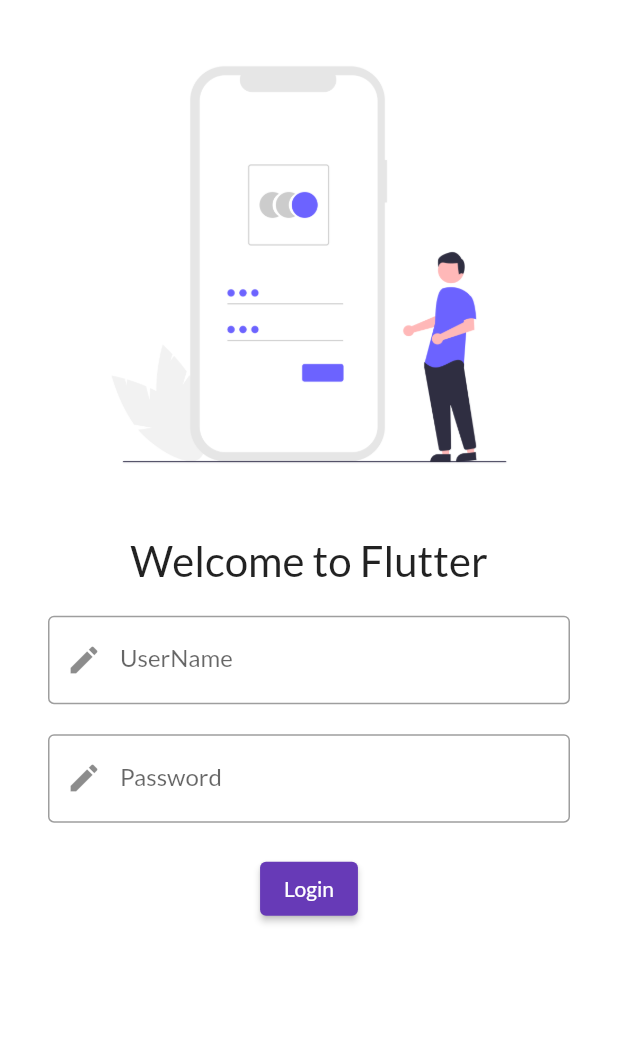
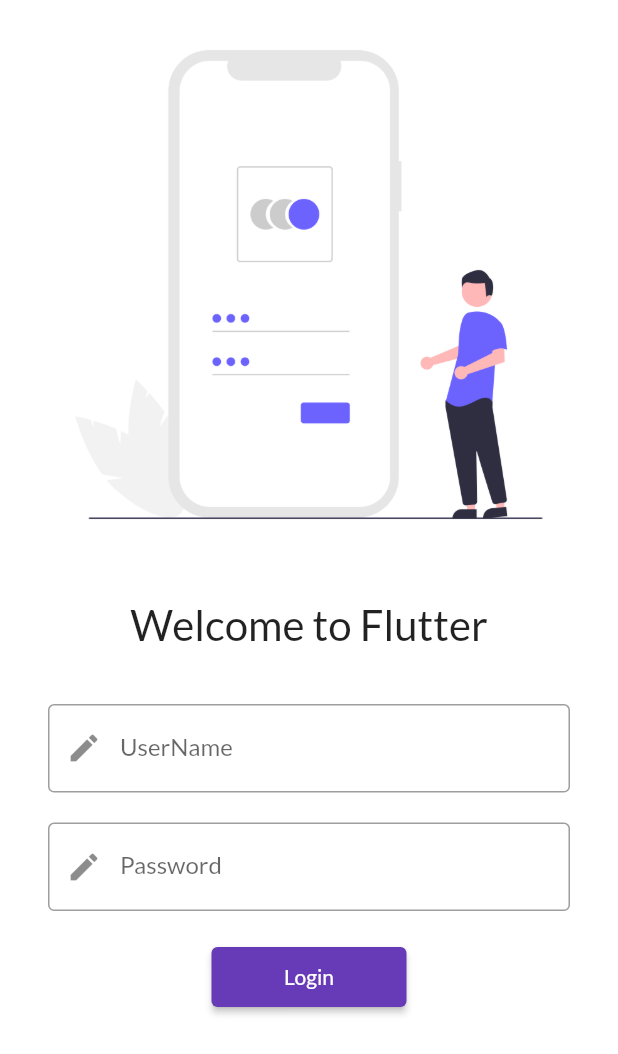
Before and after one commit to Zahedcse/flutter_app1, a Flutter app: the screen it shows after launch, on a phone screen of 412 x 824 dp. Shown: the top 1054 px of the screen. Run offline on Flutter 3.47's test engine with Material 2 defaults, Android fonts, the phone set to English and light mode, and no system bars; our stand-ins replace google_fonts.

Commit message:
day5 completed

```diff
--- a/lib/main.dart
+++ b/lib/main.dart
@@ -1,4 +1,5 @@
 import 'package:flutter/material.dart';
+import 'package:flutter_app1/utils/routes.dart';
 import 'screens/homepage.dart';
 import 'screens/login_page.dart';
 import 'screens/login.dart';
@@ -10,7 +11,6 @@ class MyApp extends StatelessWidget {
   @override
   Widget build(BuildContext context) {
     return MaterialApp(
-        debugShowCheckedModeBanner: false,
         themeMode: ThemeMode.light,
         theme: ThemeData(
           fontFamily: GoogleFonts.lato().fontFamily,
@@ -20,8 +20,8 @@ class MyApp extends StatelessWidget {
         initialRoute: "/login",
         routes: {
           "/": (context) => LoginPage(),
-          "/home": (context) => HomePage(),
-          "/login": (context) => Login(),
+          MyRoutes.homeRoute: (context) => HomePage(),
+          MyRoutes.loginRoute: (context) => Login(),
         });
   }
 }
--- a/lib/screens/login.dart
+++ b/lib/screens/login.dart
@@ -1,14 +1,12 @@
 import 'package:flutter/material.dart';
+import 'package:flutter_app1/utils/routes.dart';
 
 class Login extends StatelessWidget {
-  //const Login({Key? key}) : super(key: key);
-
   @override
   Widget build(BuildContext context) {
     return Material(
       color: Colors.white,
-      child: Padding(
-        padding: const EdgeInsets.symmetric(vertical: 16.0, horizontal: 32.0),
+      child: SingleChildScrollView(
         child: Column(
           children: [
             Image.asset(
@@ -25,6 +23,11 @@ class Login extends StatelessWidget {
             SizedBox(
               height: 20,
             ),
+            Padding(
+              padding:
+                  const EdgeInsets.symmetric(vertical: 16.0, horizontal: 32.0),
+              child: Column(
+                children: [
                   TextFormField(
                     decoration: InputDecoration(
                         labelText: 'UserName',
@@ -50,10 +53,12 @@ class Login extends StatelessWidget {
                   ),
                   ElevatedButton(
                       onPressed: () {
-                print('Clicked Login');
+                        Navigator.pushNamed(context, MyRoutes.homeRoute);
                       },
                       child: Text('Login'),
-              style: TextButton.styleFrom(),
+                      style: TextButton.styleFrom(minimumSize: Size(130, 40))),
+                ],
+              ),
             )
           ],
         ),
--- /dev/null
+++ b/lib/utils/routes.dart
@@ -0,0 +1,4 @@
+class MyRoutes {
+  static String loginRoute = "/login";
+  static String homeRoute = "/home";
+}
```
Also changed, not shown: lib/screens/homepage.dart (+10 -1 lines). Lines whose indentation alone changed are shown as unchanged.
